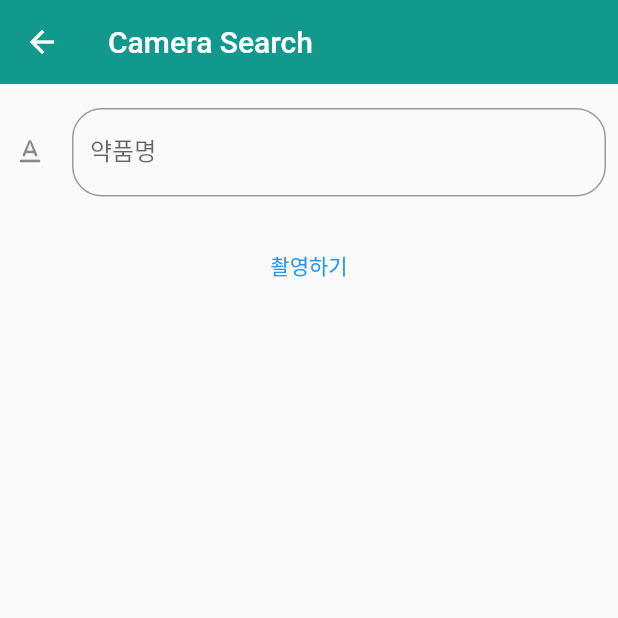
After one commit to Dongguk-Univ-Drugs/pill_recog_client, a Flutter app: the CameraSearchScreen screen opened directly, on a phone screen of 412 x 824 dp, the top half of it. The commit adds this screen. Run offline on Flutter 3.47's test engine with Material 2 defaults, Android fonts, the phone set to English and light mode, and no system bars; our stand-ins replace camera, get.

Commit message:
camera_serach

```diff
--- /dev/null
+++ b/client_app/lib/views/search/camera/camera_serach.dart
@@ -0,0 +1,82 @@
+import 'package:flutter/material.dart';
+import 'package:get/get.dart';
+import '../../../components/components.dart';
+import 'dart:async';
+import 'package:camera/camera.dart';
+import 'camera_screen.dart';
+
+class CameraSearchScreen extends StatefulWidget {
+  const CameraSearchScreen({Key? key}) : super(key: key);
+
+  @override
+  _CameraSearchScreenState createState() => _CameraSearchScreenState();
+}
+
+class _CameraSearchScreenState extends State<CameraSearchScreen> {
+  final GlobalKey _formKey = GlobalKey();
+  List<CameraDescription> cameras = [];
+
+  /// controller
+  late final ScrollController scrollController;
+
+  /// variables selected by user
+
+  Future<void> initCamera() async {
+    WidgetsFlutterBinding.ensureInitialized();
+    cameras = await availableCameras();
+  }
+
+  @override
+  void initState() {
+    super.initState();
+
+    scrollController = ScrollController();
+  }
+
+  @override
+  void dispose() {
+    scrollController.dispose();
+    super.dispose();
+  }
+
+  @override
+  Widget build(BuildContext context) {
+    return Scaffold(
+      body: Form(
+        key: _formKey,
+        child: CustomScrollView(
+          shrinkWrap: true,
+          keyboardDismissBehavior: ScrollViewKeyboardDismissBehavior.onDrag,
+          controller: scrollController,
+          slivers: [
+            SliverAppBar(
+              backgroundColor: CColor.primary.color,
+              title: const Text('Camera Search'),
+            ),
+            SliverPadding(
+              padding: padding(horizontal: 8.0, vertical: 16.0),
+              sliver: SliverList(
+                  delegate: SliverChildListDelegate(
+                <Widget>[
+                  TextFormField(
+                    decoration: roundedInputDecoration(
+                      labelText: '약품명',
+                      icon: const Icon(Icons.text_format_rounded),
+                    ),
+                  ),
+                  TextButton(
+                    onPressed: () async {
+                      await initCamera();
+                      Get.to(CameraScreen(cameras: cameras));
+                    },
+                    child: const Text('촬영하기'),
+                  ),
+                ],
+              )),
+            )
+          ],
+        ),
+      ),
+    );
+  }
+}
--- a/client_app/pubspec.yaml
+++ b/client_app/pubspec.yaml
@@ -35,6 +35,7 @@ dependencies:
   # The following adds the Cupertino Icons font to your application.
   # Use with the CupertinoIcons class for iOS style icons.
   cupertino_icons: ^1.0.2
+  camera: ^0.9.4+3
 
 dev_dependencies:
   flutter_test:
```
Also changed, not shown: client_app/lib/views/search/camera/camera_screen.dart (added, +192 -0 lines), client_app/lib/views/search/camera/gallery_screen.dart (added, +25 -0 lines), client_app/lib/views/search/search.dart (+6 -1 lines), 1 other file.
